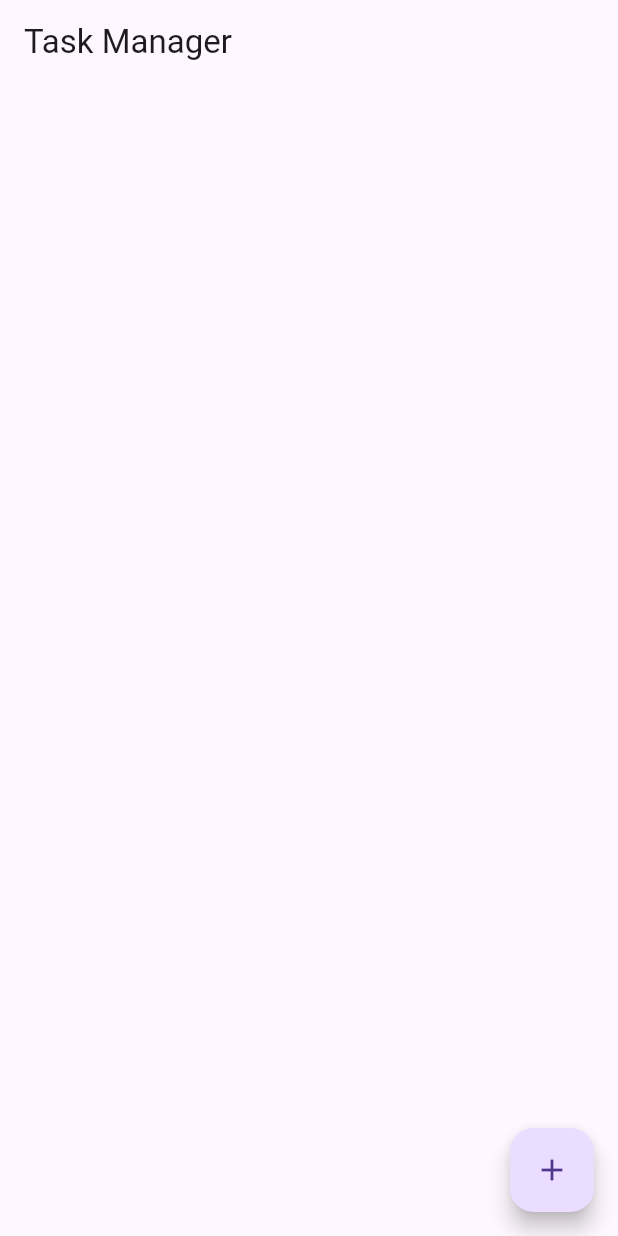
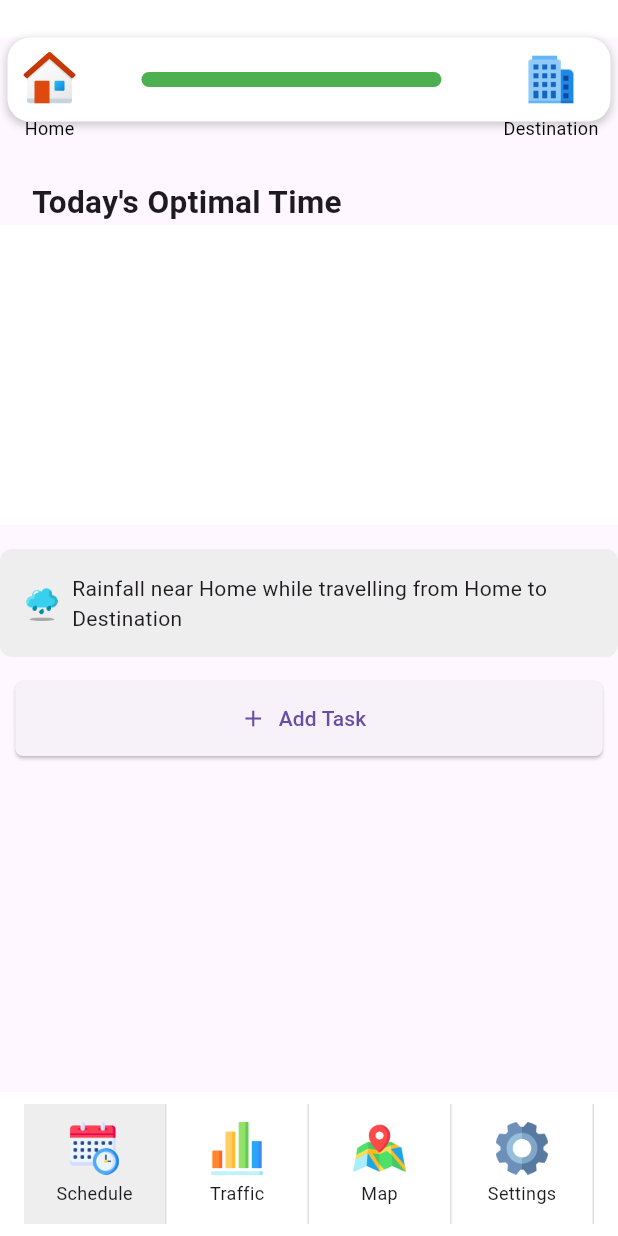
Before and after one commit to Nirajan1-droid/code, a Flutter app: the screen it shows after launch, on a phone screen of 412 x 824 dp. Run offline on Flutter 3.47's test engine with Material 3 defaults, Android fonts, the phone set to English and light mode, and no system bars; our stand-ins replace flutter_svg, fluttertoast; missing offline and left inert: mongo_dart.

Commit message:
Home Page Update

```diff
--- /dev/null
+++ b/lib/components/footer.dart
@@ -0,0 +1,79 @@
+import 'package:flutter/material.dart';
+
+class Footer extends StatefulWidget {
+  @override
+  _FooterState createState() => _FooterState();
+}
+
+class _FooterState extends State<Footer> {
+  final int sectionsNum = 4;
+
+  int _selectedIndex = 0; // No selection by default
+
+  void _onItemSelected(int index) {
+    setState(() {
+      _selectedIndex = index;
+    });
+    print('Selected item: $index'); // Replace with your desired action
+  }
+
+  @override
+  Widget build(BuildContext context) {
+    return Container(
+      color: Colors.white,
+      padding: EdgeInsets.symmetric(horizontal: 16.0, vertical: 8.0),
+      child: Row(
+        children: List.generate(
+          sectionsNum,
+          (index) => _buildFooterItem(index),
+        ),
+      ),
+    );
+  }
+
+  Widget _buildFooterItem(int index) {
+    final isSelected = _selectedIndex == index;
+
+    return Expanded(
+      child: InkWell(
+        onTap: () => _onItemSelected(index),
+        child: Container(
+          padding: EdgeInsets.all(8.0),
+          height: 80.0,
+          decoration: BoxDecoration(
+            color: isSelected
+                ? Colors.grey.shade200
+                : Colors.transparent, // Highlight on selection
+            border: Border(
+              right: BorderSide(
+                width: 1.0,
+                color: Colors.grey.shade300, // Vertical divider
+              ),
+            ),
+          ),
+          child: Column(
+            mainAxisAlignment: MainAxisAlignment.center,
+            children: [
+              Image.asset(
+                index == 0 ? 'assets/icons/schedule-colored.png' :
+                index == 1 ? 'assets/icons/traffic-colored.png' :
+                index == 2 ? 'assets/icons/map-colored.png' :
+                index == 3 ? 'assets/icons/settings-colored.png' : "", // Path to your asset
+                width: 35, // Adjust width as needed
+                height: 35, // Adjust height as needed
+              ),
+              SizedBox(height: 4.0),
+              Text(
+                index == 0 ? 'Schedule' :
+                index == 1 ? 'Traffic' :
+                index == 2 ? 'Map' :
+                index == 3 ? 'Settings' : "",
+                style: TextStyle(fontSize: 12.0),
+              ),
+            ],
+          ),
+        ),
+      ),
+    );
+  }
+}
--- /dev/null
+++ b/lib/components/header.dart
@@ -0,0 +1,103 @@
+import 'package:flutter/material.dart';
+import 'package:flutter_svg/flutter_svg.dart'; // Import flutter_svg package
+
+class Header extends StatelessWidget {
+  const Header({super.key});
+
+  @override
+  Widget build(BuildContext context) {
+    return Container(
+      // margin: EdgeInsets.only(top: 25.0), // Add top margin
+      padding:
+          EdgeInsets.only(top: 25.0), // Adjust horizontal padding as needed
+      color: Colors.white,
+      child: Scaffold(
+        appBar: PreferredSize(
+          preferredSize: Size.fromHeight(kToolbarHeight),
+          child: Padding(
+            padding: EdgeInsets.symmetric(
+                horizontal: 5.0), // Adjust horizontal padding as needed
+            child: Container(
+              decoration: BoxDecoration(
+                borderRadius: BorderRadius.circular(15.0),
+                color: Colors.white, // Set app bar background color
+                boxShadow: [
+                  BoxShadow(
+                    color: Colors.grey.withOpacity(0.5),
+                    spreadRadius: 1,
+                    blurRadius: 4,
+                    offset: Offset(0, 2), // changes position of shadow
+                  ),
+                ],
+              ),
+              child: Row(
+                mainAxisAlignment: MainAxisAlignment.spaceBetween,
+                children: [
+                  IconButton(
+                    icon: Column(
+                      children: [
+                        SvgPicture.asset(
+                          'assets/icons/home-colored.svg', // Path to your SVG asset
+                          width: 40, // Adjust width as needed
+                          height: 40, // Adjust height as needed
+                        ),
+                        const SizedBox(
+                            height: 4), // Add space between icon and text
+                        const Text(
+                          'Home', // Your text here
+                          style: TextStyle(
+                            fontSize: 12, // Adjust font size as needed
+                            color: Colors.black, // Set text color
+                          ),
+                        ),
+                      ],
+                    ),
+                    onPressed: () {
+                      // Add your left icon onPressed action
+                    },
+                  ),
+                  // The horizontal line between Home and Destination
+                  SizedBox(
+                    height: 10, // Set the height of the horizontal line
+                    width: 200, // Set the width of the horizontal line
+                    child: DecoratedBox(
+                      decoration: BoxDecoration(
+                        color: Colors.green, // Set the color of the line
+                        borderRadius: BorderRadius.circular(10.0),
+                      ),
+                    ),
+                  ),
+
+                  IconButton(
+                    icon: Column(
+                      children: [
+                        Image.asset(
+                          'assets/icons/office-colored.png', // Path to your icon1.png asset
+                          width: 40, // Adjust width as needed
+                          height: 40, // Adjust height as needed
+                        ),
+                        const SizedBox(
+                            height: 4), // Add space between icon and text
+                        const Text(
+                          'Destination', // Your text here
+                          style: TextStyle(
+                            fontSize: 12, // Adjust font size as needed
+                            color: Colors.black, // Set text color
+                          ),
+                        ),
+                      ],
+                    ),
+                    onPressed: () {
+                      // Add your right icon onPressed action
+                    },
+                  ),
+                ],
+              ),
+            ),
+          ),
+        ),
+        body: Container(), // Your body content goes here
+      ),
+    );
+  }
+}
--- /dev/null
+++ b/lib/components/schedule_list.dart
@@ -0,0 +1,333 @@
+// import 'package:flutter/material.dart';
+
+// class Schedule extends StatefulWidget {
+//   @override
+//   _ScheduleState createState() => _ScheduleState();
+// }
+
+// class Task {
+//   int number;
+//   String name;
+//   String startTime;
+//   String endTime;
+
+//   Task({required this.number, required this.name, required this.startTime, required this.endTime});
+// }
+
+// class _ScheduleState extends State<Schedule> {
+//   int _nextListNumber = 1; // Keeps track of the next list item number
+//   List<Task> tasks = []; // List to store task information
+
+//   void addItem() {
+//     // Get user input for task details (assuming a separate form is displayed)
+//     String name = 'Enter Task Name'; // Replace with actual user input
+//     String startTime = 'Enter Start Time'; // Replace with actual user input
+//     String endTime = 'Enter End Time'; // Replace with actual user input
+
+//     setState(() {
+//       tasks.add(Task(number: _nextListNumber, name: name, startTime: startTime, endTime: endTime));
+//       _nextListNumber++; // Increment for next item
+//     });
+//   }
+
+//   @override
+//   Widget build(BuildContext context) {
+//     return Column(
+//       children: [
+//         // Title
+//         Text(
+//           'Today\'s Optimal Time',
+//           style: TextStyle(fontSize: 18.0, fontWeight: FontWeight.bold),
+//         ),
+//         SizedBox(height: 16.0), // Add spacing
+
+//         // Scrollable list of tasks
+//         Container(
+//           height: 200.0, // Adjust height as needed
+//           child: ListView.builder(
+//             itemCount: tasks.length,
+//             itemBuilder: (context, index) {
+//               final task = tasks[index];
+//               return Container(
+//                 padding: EdgeInsets.symmetric(horizontal: 16.0, vertical: 8.0),
+//                 decoration: BoxDecoration(
+//                   border: Border(bottom: BorderSide(color: Colors.grey)),
+//                 ),
+//                 child: Row(
+//                   children: [
+//                     // List number circle
+//                     CircleAvatar(
+//                       backgroundColor: Colors.grey.shade200,
+//                       child: Text(
+//                         task.number.toString(),
+//                         style: TextStyle(fontWeight: FontWeight.bold),
+//                       ),
+//                     ),
+//                     SizedBox(width: 16.0),
+//                     // Task details
+//                     Expanded(
+//                       child: Column(
+//                         crossAxisAlignment: CrossAxisAlignment.start,
+//                         children: [
+//                           Text(task.name, style: TextStyle(fontSize: 16.0)),
+//                           Text('Start: ${task.startTime}'),
+//                           Text('End: ${task.endTime}'),
+//                         ],
+//                       ),
+//                     ),
+//                   ],
+//                 ),
+//               );
+//             },
+//           ),
+//         ),
+//         SizedBox(height: 16.0), // Add spacing
+
+//         // Add task button
+//         ElevatedButton.icon(
+//           onPressed: addItem,
+//           icon: Icon(Icons.add),
+//           label: Text('Add Task'),
+//           // style: ElevatedButton.styleFrom(
+//           //   primary: Colors.blue,
+//           //   onPrimary: Colors.white,
+//           // ),
+//         ),
+//         SizedBox(height: 16.0), // Add spacing
+
+//         // Information container with icon
+//         Container(
+//           padding: EdgeInsets.all(16.0),
+//           decoration: BoxDecoration(
+//             color: Colors.grey.shade200,
+//             borderRadius: BorderRadius.circular(8.0),
+//           ),
+//           child: Row(
+//             children: [
+//               Icon(Icons.info),
+//               SizedBox(width: 8.0),
+//               Text('Tap a task to view details'),
+//             ],
+//           ),
+//         ),
+//       ],
+//     );
+//   }
+// }
+
+import 'package:flutter/material.dart';
+
+class Schedule extends StatefulWidget {
+  @override
+  _ScheduleState createState() => _ScheduleState();
+}
+
+class Task {
+  int number;
+  String name;
+  String startTime;
+  String endTime;
+
+  Task(
+      {required this.number,
+      required this.name,
+      required this.startTime,
+      required this.endTime});
+}
+
+class _ScheduleState extends State<Schedule> {
+  int _nextListNumber = 1;
+  List<Task> tasks = [];
+  final _formKey = GlobalKey<FormState>(); // Key for form validation
+
+  void addItem() async {
+    final formState = _formKey.currentState!;
+    if (formState.validate()) {
+      formState.save(); // Save form state after validation
+      setState(() {
+        tasks.add(Task(
+            number: _nextListNumber,
+            name: _name,
+            startTime: _startTime,
+            endTime: _endTime));
+        _nextListNumber++;
+      });
+      Navigator.pop(
+          context); // Close the form dialog (assuming it's displayed as a dialog)
+    }
+  }
+
+  // Variables to store user input for form fields
+  String _name = '';
+  String _startTime = '';
+  String _endTime = '';
+
+  void _showTaskForm() {
+    showDialog(
+      context: context,
+      builder: (context) => AlertDialog(
+        title: Text('Add Task'),
+        content: Form(
+          key: _formKey,
+          child: Column(
+            mainAxisSize: MainAxisSize.min, // Avoid excessive form height
+            children: [
+              TextFormField(
+                decoration: InputDecoration(labelText: 'Task Name'),
+                validator: (value) =>
+                    value!.isEmpty ? 'Please enter a task name' : null,
+                onSaved: (value) => _name = value!,
+              ),
+              TextFormField(
+                decoration: InputDecoration(labelText: 'Start Time'),
+                validator: (value) =>
+                    value!.isEmpty ? 'Please enter start time' : null,
+                onSaved: (value) => _startTime = value!,
+              ),
+              TextFormField(
+                decoration: InputDecoration(labelText: 'End Time'),
+                validator: (value) =>
+                    value!.isEmpty ? 'Please enter end time' : null,
+                onSaved: (value) => _endTime = value!,
+              ),
+            ],
+          ),
+        ),
+        actions: [
+          TextButton(
+            onPressed: () => Navigator.pop(context),
+            child: Text('Cancel'),
+          ),
+          TextButton(
+            onPressed: addItem,
+            child: Text('OK'),
+          ),
+        ],
+      ),
+    );
+  }
+
+  @override
+  Widget build(BuildContext context) {
+    return Padding(
+        padding: EdgeInsets.only(top: 110.0), // Add 16.0 padding on all sides
+        child: Column(
+          children: [
+            // Title
+            Align(
+              alignment: Alignment.centerLeft,
+              child: Text(
+                '    Today\'s Optimal Time',
+                style: TextStyle(fontSize: 21.0, fontWeight: FontWeight.bold),
+              ),
+            ),
+            // SizedBox(height: 16.0), // Add spacing
+            // Scrollable list of tasks
+            Container(
+              height: 200.0, // Adjust height as needed
+              color: Colors.white,
+              child: ListView.builder(
+                itemCount: tasks.length,
+                itemBuilder: (context, index) {
+                  final task = tasks[index];
+                  return Container(
+                    padding:
+                        EdgeInsets.symmetric(horizontal: 16.0, vertical: 8.0),
+                    decoration: BoxDecoration(
+                      border: Border(bottom: BorderSide(color: Colors.grey)),
+                    ),
+                    child: Row(
+                      children: [
+                        // List number circle
+                        CircleAvatar(
+                          radius: 13.0,
+                          backgroundColor: Colors.green.shade100,
+                          child: Text(
+                            task.number.toString(),
+                            style: TextStyle(
+                                color: Colors.grey.shade700,
+                                fontSize: 13.0,
+                                fontWeight: FontWeight.bold),
+                          ),
+                        ),
+                        SizedBox(width: 16.0),
+                        // Task details
+                        Expanded(
+                          child: Row(
+                            crossAxisAlignment: CrossAxisAlignment.start,
+                            children: [
+                              SizedBox(
+                                width: 100.0, // Set fixed width for task name
+                                child: Text(task.name,
+                                    style: TextStyle(fontSize: 16.0)),
+                              ),
+                              Spacer(),
+                              SizedBox(
+                                width: 60.0, // Set fixed width for start time
+                                child: Text('Start: ${task.startTime}',
+                                    style: TextStyle(
+                                        color: Colors.grey.shade700,
+                                        fontSize: 12.0)),
+                              ),
+                            ],
+                          ),
+                        ),
+                      ],
+                    ),
+                  );
+                },
+              ),
+            ),
+            SizedBox(height: 16.0), // Add spacing
+
+            // Information container with icon
+            Container(
+              padding: EdgeInsets.all(16.0),
+              decoration: BoxDecoration(
+                color: Colors.grey.shade200,
+                borderRadius: BorderRadius.circular(8.0),
+              ),
+              child: Row(
+                children: [
+                  Image(
+                    image: AssetImage(
+                        'assets/icons/rainfall-colored.png'), // Replace with your image path
+                    height: 24.0,
+                    width: 24.0,
+                  ),
+                  SizedBox(width: 8.0),
+                  Expanded(
+                    child: Text(
+                      'Rainfall near Home while travelling from Home to Destination',
+                      maxLines: 2, // Set maxLines for wrapping
+                      overflow: TextOverflow
+                          .ellipsis, // Handle overflow with ellipsis
+                    ),
+                  ),
+                ],
+              ),
+            ),
+            SizedBox(height: 16.0), // Add spacing
+            // Add task button
+            SizedBox(
+              width: MediaQuery.of(context).size.width *
+                  0.95, // Set relative button width
+              height: 50.0,
+              child: ElevatedButton.icon(
+                onPressed: _showTaskForm,
+                icon: Icon(Icons.add),
+                label: Text('Add Task'),
+                style: ElevatedButton.styleFrom(
+                  shape: RoundedRectangleBorder(
+                    borderRadius:
+                        BorderRadius.circular(5.0), // Set desired border radius
+                  ),
+                  // primary: Colors.blue, // Set button color (optional)
+                  // onPrimary: Colors.white, // Set text color (optional)
+                ),
+              ),
+            ),
+          ],
+        ));
+  }
+}
--- a/lib/main.dart
+++ b/lib/main.dart
@@ -1,4 +1,8 @@
 import 'dart:async';
+import 'package:flutter/services.dart';
+import 'components/header.dart';
+import 'pages/home.dart';
+
 import 'package:flutter/material.dart';
 import 'package:mongo_dart/mongo_dart.dart' as mongo;
 import 'dart:io';
@@ -17,8 +21,10 @@ class MyApp extends StatelessWidget {
       theme: ThemeData(
         primarySwatch: Colors.blue,
         visualDensity: VisualDensity.adaptivePlatformDensity,
+
       ),
-      home: TaskListScreen(),
+      // home: TaskListScreen(),
+      home: HomePage(),
     );
   }
 }
@@ -56,6 +62,7 @@ class _TaskListScreenState extends State<TaskListScreen> {
   @override
   void initState() {
     super.initState();
+    SystemChrome.setEnabledSystemUIMode(SystemUiMode.immersiveSticky);
     _departureTime = DateTime(2024, 3, 19, 9, 5); // Example departure time
     _connectToDatabase();
   }
--- /dev/null
+++ b/lib/pages/home.dart
@@ -0,0 +1,38 @@
+import 'package:flutter/material.dart';
+import '../components/header.dart';
+import '../components/schedule_list.dart';
+import '../components/footer.dart';
+
+
+class HomePage extends StatelessWidget {
+  const HomePage({Key? key}) : super(key: key);
+
+  @override
+  Widget build(BuildContext context) {
+    return Scaffold(
+      body: Stack(
+        children: [
+          Header(), // Position Header on top
+          Positioned(
+            top: 10, // Adjust top based on Header height
+            left: 0,
+            right: 0,
+            bottom: 0,
+            // child: _buildBody(context), // Body content below Header
+            child: Schedule(), // Body content below Header
+          ),
+        ],
+      ), // Use Body component for main content
+      bottomNavigationBar: Footer(), // Use Footer component for the bottom bar
+    );
+  }
+
+  // Body for home page
+  Widget _buildBody(BuildContext context) {
+    // Implement your body content here
+    // For example:
+    return Center(
+      child: Text('This is the body content'),
+    );
+  }
+}
```
Also changed, not shown: pubspec.yaml (+9 -1 lines), assets/icons/home-colored.svg (added), assets/icons/map-colored.png (added), assets/icons/office-colored.png (added), assets/icons/rainfall-colored.png (added), assets/icons/schedule-colored.png (added), assets/icons/settings-colored.png (added), assets/icons/traffic-colored.png (added), pubspec.lock, 2 other files.
